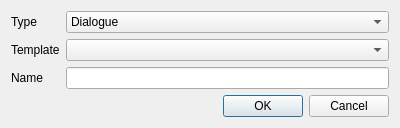
First picture: the form in game_editor/dialognewscript.ui, repository Plaristote/fallout-equestria, before the edit.
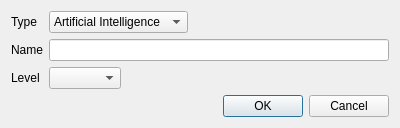
Second picture: the form after the edit.

Commit message: + Added missing categories to script editor + Fixed crash when removing files in the script editor + Trying to add a new level script will display a list of levels yet to be scripted

What changed in the file:
```diff
--- a/game_editor/dialognewscript.ui
+++ b/game_editor/dialognewscript.ui
@@ -14,6 +14,9 @@
    <string>New Script</string>
   </property>
   <layout class="QFormLayout" name="formLayout">
+   <property name="fieldGrowthPolicy">
+    <enum>QFormLayout::ExpandingFieldsGrow</enum>
+   </property>
    <item row="0" column="0">
     <widget class="QLabel" name="labelType">
      <property name="text">
@@ -23,6 +26,16 @@
    </item>
    <item row="0" column="1">
     <widget class="QComboBox" name="typeList">
+     <item>
+      <property name="text">
+       <string>Artificial Intelligence</string>
+      </property>
+     </item>
+     <item>
+      <property name="text">
+       <string>Buffs</string>
+      </property>
+     </item>
      <item>
       <property name="text">
        <string>Dialogue</string>
@@ -41,26 +54,26 @@
     </widget>
    </item>
    <item row="1" column="0">
-    <widget class="QLabel" name="labelTemplate">
-     <property name="text">
-      <string>Template</string>
-     </property>
-    </widget>
-   </item>
-   <item row="1" column="1">
-    <widget class="QComboBox" name="templateList"/>
-   </item>
-   <item row="2" column="0">
     <widget class="QLabel" name="labelName">
      <property name="text">
       <string>Name</string>
      </property>
     </widget>
    </item>
-   <item row="2" column="1">
+   <item row="1" column="1">
     <widget class="QLineEdit" name="name"/>
    </item>
-   <item row="3" column="0" colspan="2">
+   <item row="2" column="0">
+    <widget class="QLabel" name="labelLevel">
+     <property name="text">
+      <string>Level</string>
+     </property>
+    </widget>
+   </item>
+   <item row="2" column="1">
+    <widget class="QComboBox" name="levelList"/>
+   </item>
+   <item row="4" column="0" colspan="2">
     <widget class="QDialogButtonBox" name="buttonBox">
      <property name="orientation">
       <enum>Qt::Horizontal</enum>
```
Left out of the diff: 21 changed lines with no effect on the pictures. The commit also changes 6 other files.
